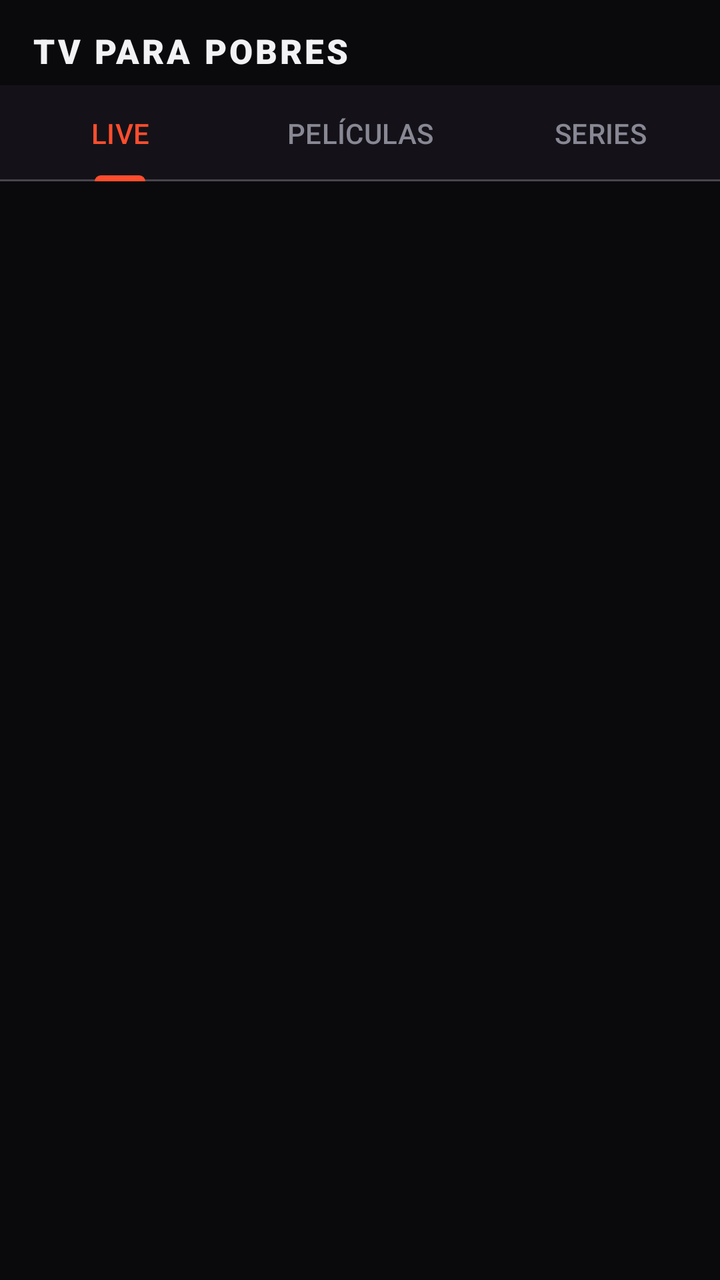
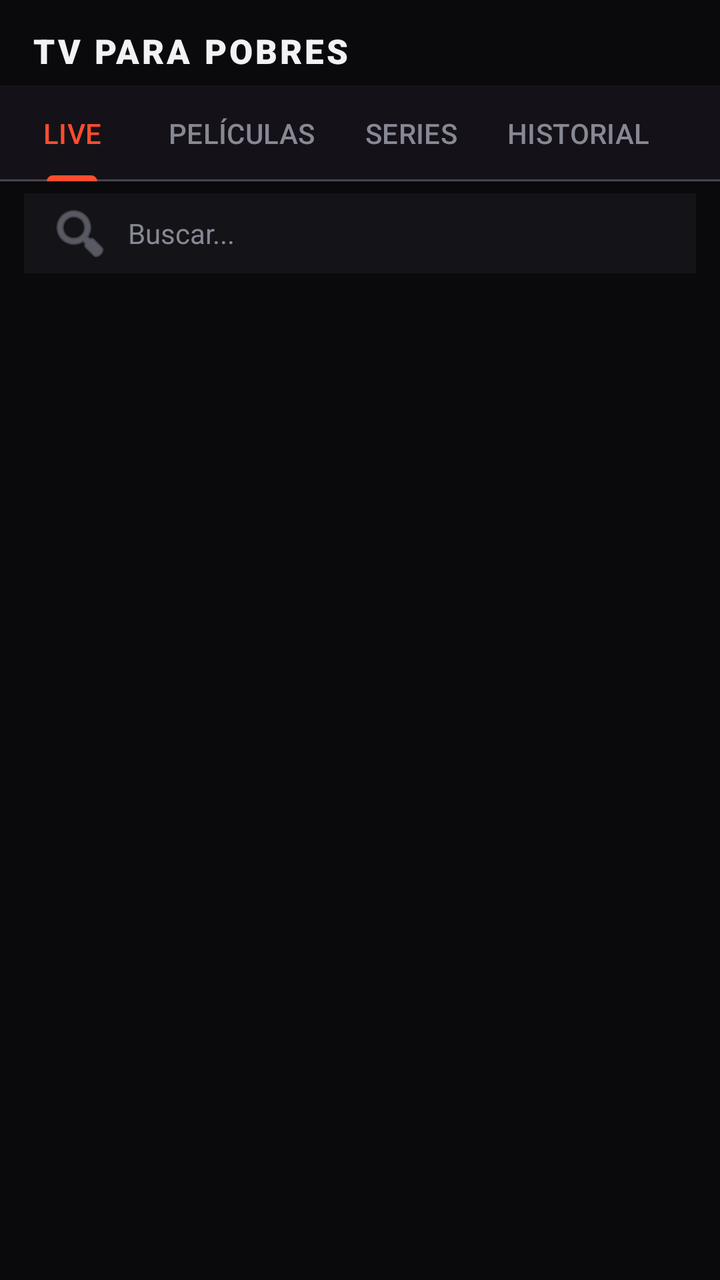

Two renders of the same Android screen: before a commit and after it. Below are the layout's source before the change and the commit's diff.
<!-- AndroidManifest.xml: application theme Theme.TVParaPobres -->
<!-- res/layout/activity_main.xml -->
<?xml version="1.0" encoding="utf-8"?>
<LinearLayout xmlns:android="http://schemas.android.com/apk/res/android"
    android:layout_width="match_parent"
    android:layout_height="match_parent"
    android:orientation="vertical"
    android:background="@color/black">

    <TextView
        android:id="@+id/brandTitle"
        android:layout_width="wrap_content"
        android:layout_height="wrap_content"
        android:layout_gravity="start"
        android:layout_marginStart="16dp"
        android:layout_marginTop="14dp"
        android:fontFamily="sans-serif-black"
        android:letterSpacing="0.08"
        android:text="TV PARA POBRES"
        android:textColor="@color/textPrimary"
        android:textSize="17sp" />

    <com.google.android.material.tabs.TabLayout
        android:id="@+id/tabLayout"
        android:layout_width="match_parent"
        android:layout_height="wrap_content"
        android:layout_marginTop="6dp"
        app:tabIndicatorColor="@color/accent"
        app:tabSelectedTextColor="@color/accent"
        app:tabTextColor="@color/textSecondary"
        app:tabIndicatorHeight="3dp"
        xmlns:app="http://schemas.android.com/apk/res-auto">

        <com.google.android.material.tabs.TabItem
            android:layout_width="wrap_content"
            android:layout_height="wrap_content"
            android:text="LIVE" />
        <com.google.android.material.tabs.TabItem
            android:layout_width="wrap_content"
            android:layout_height="wrap_content"
            android:text="PELÍCULAS" />
        <com.google.android.material.tabs.TabItem
            android:layout_width="wrap_content"
            android:layout_height="wrap_content"
            android:text="SERIES" />
    </com.google.android.material.tabs.TabLayout>

    <HorizontalScrollView
        android:id="@+id/catScroller"
        android:layout_width="match_parent"
        android:layout_height="wrap_content"
        android:fillViewport="true"
        android:scrollbars="none">

        <LinearLayout
            android:id="@+id/catRow"
            android:layout_width="wrap_content"
            android:layout_height="wrap_content"
            android:orientation="horizontal"
            android:paddingHorizontal="12dp"
            android:paddingVertical="6dp" />
    </HorizontalScrollView>

    <androidx.recyclerview.widget.RecyclerView
        android:id="@+id/grid"
        android:layout_width="match_parent"
        android:layout_height="0dp"
        android:layout_weight="1"
        android:clipToPadding="false"
        android:paddingHorizontal="12dp"
        android:paddingVertical="8dp" />

    <ProgressBar
        android:id="@+id/loading"
        android:layout_width="wrap_content"
        android:layout_height="0dp"
        android:layout_gravity="center"
        android:layout_weight="1"
        android:indeterminateTint="@color/accent"
        android:visibility="gone" />
</LinearLayout>
<!-- resources referenced by this layout -->
<resources>
  <color name="accent">#ff4d2e</color>
  <color name="black">#0a0a0c</color>
  <color name="textPrimary">#f2f2f4</color>
  <color name="textSecondary">#888894</color>
  <style name="Theme.TVParaPobres" parent="Theme.Material3.Dark.NoActionBar">
          <item name="colorPrimary">@color/accent</item>
          <item name="colorOnPrimary">@color/textPrimary</item>
          <item name="colorSecondary">@color/accent2</item>
          <item name="android:colorBackground">@color/black</item>
          <item name="android:statusBarColor">@color/black</item>
          <item name="android:navigationBarColor">@color/black</item>
          <item name="android:windowBackground">@color/black</item>
      </style>
  <color name="accent2">#d6283c</color>
</resources>

<!-- the commit's change to res/layout/activity_main.xml (unified diff, before → after) -->
@@ -1,5 +1,6 @@
 <?xml version="1.0" encoding="utf-8"?>
 <LinearLayout xmlns:android="http://schemas.android.com/apk/res/android"
+    xmlns:app="http://schemas.android.com/apk/res-auto"
     android:layout_width="match_parent"
     android:layout_height="match_parent"
     android:orientation="vertical"
@@ -27,7 +28,7 @@
         app:tabSelectedTextColor="@color/accent"
         app:tabTextColor="@color/textSecondary"
         app:tabIndicatorHeight="3dp"
-        xmlns:app="http://schemas.android.com/apk/res-auto">
+        app:tabMode="scrollable">
 
         <com.google.android.material.tabs.TabItem
             android:layout_width="wrap_content"
@@ -41,7 +42,30 @@
             android:layout_width="wrap_content"
             android:layout_height="wrap_content"
             android:text="SERIES" />
+        <com.google.android.material.tabs.TabItem
+            android:layout_width="wrap_content"
+            android:layout_height="wrap_content"
+            android:text="HISTORIAL" />
     </com.google.android.material.tabs.TabLayout>
+
+    <EditText
+        android:id="@+id/searchBox"
+        android:layout_width="match_parent"
+        android:layout_height="40dp"
+        android:layout_marginHorizontal="12dp"
+        android:layout_marginTop="6dp"
+        android:background="@color/panel"
+        android:drawableStart="@android:drawable/ic_menu_search"
+        android:drawablePadding="8dp"
+        android:drawableTint="@color/textSecondary"
+        android:fontFamily="sans-serif"
+        android:hint="Buscar..."
+        android:inputType="text"
+        android:maxLines="1"
+        android:paddingHorizontal="12dp"
+        android:textColor="@color/textPrimary"
+        android:textColorHint="@color/textSecondary"
+        android:textSize="14sp" />
 
     <HorizontalScrollView
         android:id="@+id/catScroller"
<!-- resource entries referenced after the edit -->
@@ -2,6 +2,7 @@
 <resources>
   <color name="accent">#ff4d2e</color>
   <color name="black">#0a0a0c</color>
+  <color name="panel">#131318</color>
   <color name="textPrimary">#f2f2f4</color>
   <color name="textSecondary">#888894</color>
   <style name="Theme.TVParaPobres" parent="Theme.Material3.Dark.NoActionBar">
